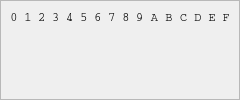
Before: the Qt Designer form src/raw/rawresource.ui in dstien/stressed, drawn with Qt 5.
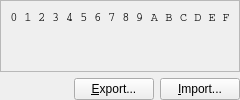
After: the same form once the commit is applied.

Commit message: Export raw binary resource data for analysis and editing in an external tool.

What changed in the file:
```diff
--- a/src/raw/rawresource.ui
+++ b/src/raw/rawresource.ui
@@ -257,6 +257,37 @@
      </widget>
     </widget>
    </item>
+   <item>
+    <layout class="QHBoxLayout">
+     <item>
+      <spacer>
+       <property name="orientation">
+        <enum>Qt::Horizontal</enum>
+       </property>
+       <property name="sizeHint">
+        <size>
+         <width>40</width>
+         <height>20</height>
+        </size>
+       </property>
+      </spacer>
+     </item>
+     <item>
+      <widget class="QPushButton" name="buttonExport">
+       <property name="text">
+        <string>&amp;Export...</string>
+       </property>
+      </widget>
+     </item>
+     <item>
+      <widget class="QPushButton" name="buttonImport">
+       <property name="text">
+        <string>&amp;Import...</string>
+       </property>
+      </widget>
+     </item>
+    </layout>
+   </item>
   </layout>
  </widget>
  <resources/>
```
Left out of the diff: 15 changed lines with no effect on the pictures. The commit also changes 2 other files.
